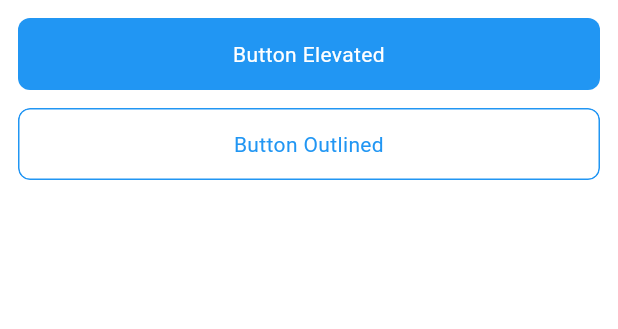
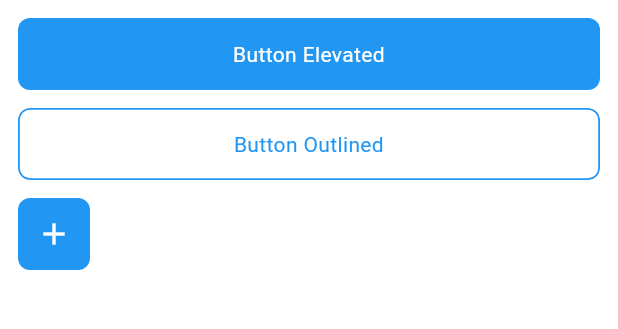
Before and after one commit to mohbasirudin/x_ui, a Flutter app: the screen it shows after launch, on a phone screen of 412 x 824 dp, the part 84-413 px from its top. Run offline on Flutter 3.47's test engine with Material 3 defaults, Android fonts, the phone set to English and light mode, and no system bars.

Commit message:
button icon: data

```diff
--- a/example/lib/home.dart
+++ b/example/lib/home.dart
@@ -1,5 +1,6 @@
 import 'package:bee_ui/helper/padding.dart';
 import 'package:bee_ui/view/button/elevated.dart';
+import 'package:bee_ui/view/button/icon_data.dart';
 import 'package:bee_ui/view/button/outlined.dart';
 import 'package:flutter/material.dart';
 
@@ -31,6 +32,14 @@ class _PageHomeState extends State<PageHome> {
             onTap: () {},
             padding: paddingBottom(),
           ),
+          Row(
+            children: [
+              BeeButtonIcon(
+                Icons.add,
+                onTap: () {},
+              ),
+            ],
+          ),
         ],
       ),
     );
--- a/lib/extension/widget.dart
+++ b/lib/extension/widget.dart
@@ -14,11 +14,13 @@ extension ExtWidget on Widget {
     Function()? tap, {
     Color? color,
     double? height,
+    double? width,
   }) {
     return Material(
       color: color,
       child: SizedBox(
         height: height,
+        width: width,
         child: InkWell(
           onTap: tap,
           child: Center(
--- a/lib/helper/helper.dart
+++ b/lib/helper/helper.dart
@@ -5,6 +5,7 @@ class Helper {
   static Color? _primaryColor;
   static Color? _disabledColor;
   static String? _fontFamily;
+  static double? _outlinedSize;
 
   void setPrimaryColor({Color? value}) {
     _primaryColor = value;
@@ -37,4 +38,12 @@ class Helper {
   String getFontFamily() {
     return _fontFamily ?? "";
   }
+
+  void setOutlinedSize({double? value}) {
+    _outlinedSize = value;
+  }
+
+  double getOutlinedSize() {
+    return _outlinedSize ?? 1.2;
+  }
 }
--- a/lib/init.dart
+++ b/lib/init.dart
@@ -9,6 +9,7 @@ class BeeUi {
     double? buttonHeight,
     String? fontFamily,
     Color? disabledColor,
+    double? outlinedSize,
   }) async {
     Helper helper = Helper();
 
@@ -16,5 +17,6 @@ class BeeUi {
     helper.setButtonHeight(value: buttonHeight);
     helper.setFontFamily(value: fontFamily);
     helper.setDisabledColor(value: disabledColor);
+    helper.setOutlinedSize(value: outlinedSize);
   }
 }
--- /dev/null
+++ b/lib/view/button/icon_asset.dart
@@ -0,0 +1,15 @@
+import 'package:flutter/material.dart';
+
+class BeeButtonIconAsset extends StatefulWidget {
+  const BeeButtonIconAsset({super.key});
+
+  @override
+  State<BeeButtonIconAsset> createState() => _BeeButtonIconAssetState();
+}
+
+class _BeeButtonIconAssetState extends State<BeeButtonIconAsset> {
+  @override
+  Widget build(BuildContext context) {
+    return Container();
+  }
+}
--- /dev/null
+++ b/lib/view/button/icon_data.dart
@@ -0,0 +1,57 @@
+import 'package:bee_ui/extension/widget.dart';
+import 'package:bee_ui/helper/helper.dart';
+import 'package:flutter/material.dart';
+
+class BeeButtonIcon extends StatefulWidget {
+  final IconData icon;
+  final double? size;
+  final Color? backgroundColor;
+  final Color? iconColor;
+  final double? radius;
+  final EdgeInsets? padding;
+  final bool enabled;
+  final Function() onTap;
+
+  const BeeButtonIcon(
+    this.icon, {
+    this.size,
+    this.backgroundColor,
+    this.iconColor,
+    this.radius,
+    this.padding,
+    this.enabled = true,
+    required this.onTap,
+    super.key,
+  });
+
+  @override
+  State<BeeButtonIcon> createState() => _BeeButtonIconState();
+}
+
+class _BeeButtonIconState extends State<BeeButtonIcon> {
+  final _helper = Helper();
+
+  @override
+  Widget build(BuildContext context) {
+    var enabled = widget.enabled;
+    var size = widget.size ?? _helper.getButtonHeight();
+    var backgroundColor = widget.backgroundColor ?? _helper.getPrimaryColor();
+    var iconColor = widget.iconColor ?? Colors.white;
+    return Container(
+      width: size,
+      height: size,
+      child: Icon(
+        widget.icon,
+        color: iconColor,
+      ),
+    )
+        .onTapAnimation(
+          enabled ? widget.onTap : null,
+          height: size,
+          width: size,
+          color: backgroundColor,
+        )
+        .radiusAll(widget.radius)
+        .padding(widget.padding);
+  }
+}
--- a/lib/view/button/outlined.dart
+++ b/lib/view/button/outlined.dart
@@ -47,6 +47,7 @@ class _BeeButtonOutlinedState extends State<BeeButtonOutlined> {
         borderRadius: radiusAll(),
         border: Border.all(
           color: color,
+          width: _helper.getOutlinedSize(),
         ),
       ),
       child: BeeText(
```
